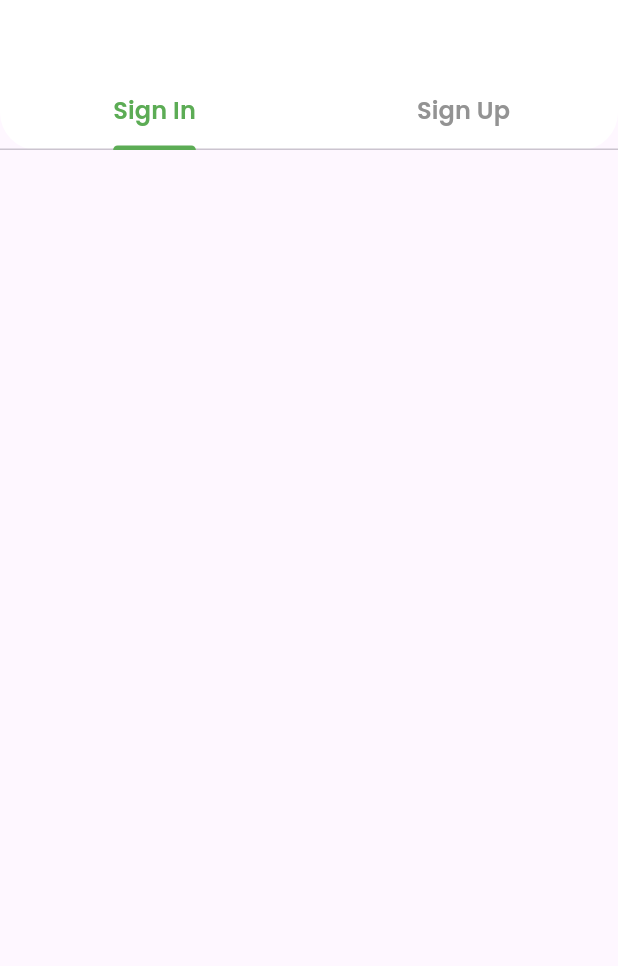
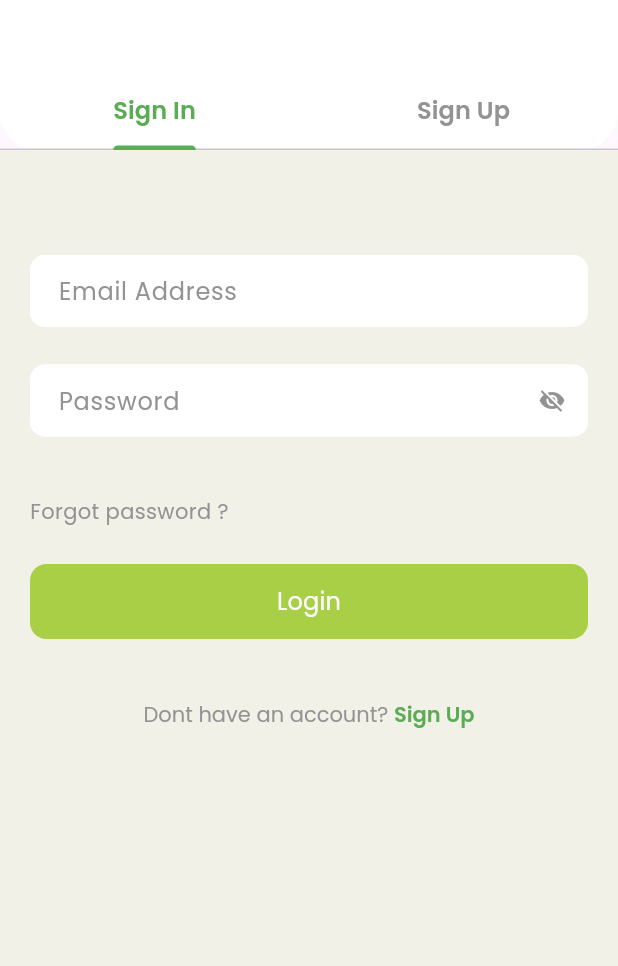
Before and after one commit to AshnaEP/ashna-tezda, a Flutter app: the screen it shows after launch, on a phone screen of 412 x 824 dp, the part 270-1236 px from its top. Run offline on Flutter 3.47's test engine with Material 3 defaults, Android fonts, the phone set to English and light mode, and no system bars; our stand-ins replace flutter_rating_bar.

Commit message:
created sign in screen

```diff
--- a/lib/feature/auth/sign_in_screen.dart
+++ b/lib/feature/auth/sign_in_screen.dart
@@ -1,4 +1,9 @@
 import 'package:flutter/material.dart';
+import 'package:task/styles/colors.dart';
+
+import '../../styles/text_styles.dart';
+import '../widget/common_button.dart';
+import '../widget/text_field.dart';
 
 class SignInScreen extends StatefulWidget {
   const SignInScreen({super.key});
@@ -8,10 +13,136 @@ class SignInScreen extends StatefulWidget {
 }
 
 class _SignInScreenState extends State<SignInScreen> {
+
+  bool _isHidden = true;
+
+  void _toggleVisibility() {
+    setState(() {
+      _isHidden = !_isHidden;
+    });
+  }
+
+  final emailController = TextEditingController();
+  final passwordController = TextEditingController();
+  String passErrorMessage = "";
+
+  bool validatePassword(String value) {
+    if (!(value.isNotEmpty)) {
+      setState(() {
+        passErrorMessage = "Password can't be empty";
+      });
+      return false;
+    } else {
+      setState(() {
+        passErrorMessage = "";
+      });
+      return true;
+    }
+  }
+
+  String emailErrorMessage = "";
+
+  bool validateEmail(String value) {
+    if (!(value.isNotEmpty)) {
+      setState(() {
+        emailErrorMessage = "Email can't be empty";
+      });
+      return false;
+    } else {
+      setState(() {
+        emailErrorMessage = "";
+      });
+      return true;
+    }
+  }
+
+  void onLogin() async{}
+
   @override
   Widget build(BuildContext context) {
     return SafeArea(
-        child: Scaffold()
+        child: Scaffold(
+          backgroundColor: backGroundColor,
+          body: SingleChildScrollView(
+            child: Column(
+              children: [
+                const SizedBox(height: 70),
+                Padding(
+                  padding: EdgeInsets.only(left: 20,right: 20,bottom: 20),
+                  child: Column(
+                    children: [
+                      textFiled(setState, 'Email Address',emailController,emailErrorMessage),
+                      const SizedBox(height: 5),
+                      buildTextField("Password"),
+                      const SizedBox(height: 20),
+                      Row(
+                        mainAxisAlignment: MainAxisAlignment.start,
+                        children: [
+                          Text('Forgot password ?',
+                              style: forgotPasswordTextStyle
+                          ),
+                        ],
+                      ),
+                      const SizedBox(height: 25),
+                      commonButton(context, 'Login',onLogin),
+                      const SizedBox(height: 40),
+                      RichText(
+                          text: TextSpan(
+                              text: 'Don' 't have an account? ',
+                              style: forgotPasswordTextStyle,
+                              children: <TextSpan>[
+                                TextSpan(
+                                  text: 'Sign Up',
+                                  style: signUpOptionTextStyle,
+                                )
+                              ])),
+                    ],
+                  ),
+                ),
+
+              ],
+            ),
+          ),
+        )
+    );
+  }
+
+  Widget buildTextField(String hintText) {
+    return TextField(
+      controller: passwordController,
+      style: textFieldInputStyle,
+      cursorColor: hintColor,
+      onChanged: (_) => setState(() {}),
+      decoration: InputDecoration(
+        contentPadding: const EdgeInsets.only(left: 15,bottom: 2,top: 2),
+        fillColor: whiteColor,
+        filled: true,
+        isDense: true,
+        hintText: hintText,
+        errorText: passwordController.text == '' ? passErrorMessage : '',
+        hintStyle: hintTextStyle,
+        enabledBorder: OutlineInputBorder(
+          borderRadius: BorderRadius.circular(10),
+          borderSide: const BorderSide(color: whiteColor),
+        ),
+        focusedBorder: OutlineInputBorder(
+          borderRadius: BorderRadius.circular(10),
+          borderSide: const BorderSide(color: whiteColor),
+        ),
+        errorBorder: OutlineInputBorder(
+          borderRadius: BorderRadius.circular(10),
+          borderSide: const BorderSide(color: whiteColor),
+        ),
+        focusedErrorBorder: OutlineInputBorder(
+          borderRadius: BorderRadius.circular(10),
+          borderSide: const BorderSide(color: whiteColor),
+        ),
+        suffixIcon: hintText == "Password" ? IconButton(
+          onPressed: _toggleVisibility,
+          icon: _isHidden ? const Icon(Icons.visibility_off,color: hintColor) : const Icon(Icons.visibility,color: hintColor),
+        ) : null,
+      ),
+      obscureText: hintText == "Password" ? _isHidden : false,
     );
   }
 }
--- a/lib/feature/auth/sing_in_tab.dart
+++ b/lib/feature/auth/sing_in_tab.dart
@@ -57,7 +57,7 @@ class _SignInTabState extends State<SignInTab> {
                 ),
               ),
             ),
-            body: TabBarView(
+            body: const TabBarView(
             children: [
                SignInScreen(),
                SignInScreen(),
--- /dev/null
+++ b/lib/feature/widget/common_button.dart
@@ -0,0 +1,23 @@
+import 'package:flutter/material.dart';
+
+import '../../styles/colors.dart';
+import '../../styles/text_styles.dart';
+
+Widget commonButton(BuildContext context, String btnText,Function callbackAction) {
+  return Container(
+    width: double.infinity,
+    height: 50,
+    child: TextButton(
+      onPressed: ()  => callbackAction(),
+      child: Padding(
+        padding: const EdgeInsets.all(2),
+        child:Text(
+            btnText,style: buttonTextStyle),
+      ),
+      style: TextButton.styleFrom(
+        foregroundColor: Colors.white, shape: RoundedRectangleBorder(borderRadius: BorderRadius.circular(11)),
+        backgroundColor: greenButtonColor,
+      ),
+    ),
+  );
+}
--- /dev/null
+++ b/lib/feature/widget/text_field.dart
@@ -0,0 +1,36 @@
+import 'package:flutter/material.dart';
+
+import '../../styles/colors.dart';
+import '../../styles/text_styles.dart';
+Widget textFiled(StateSetter setState,String hintText,TextEditingController controller,String errorText){
+  return TextField(
+    style: textFieldInputStyle,
+    controller: controller,
+    cursorColor: hintColor,
+    onChanged: (_) => setState((){}),
+    decoration: InputDecoration(
+      contentPadding: const EdgeInsets.only(left: 15,top: 2,bottom: 2),
+      fillColor: whiteColor,
+      filled: true,
+      hintText: hintText,
+      hintStyle: hintTextStyle,
+      errorText: controller.text == '' ? errorText : '',
+      enabledBorder: OutlineInputBorder(
+        borderRadius: BorderRadius.circular(10),
+        borderSide: const BorderSide(color: whiteColor),
+      ),
+      focusedBorder: OutlineInputBorder(
+        borderRadius: BorderRadius.circular(10),
+        borderSide: const BorderSide(color: whiteColor),
+      ),
+      errorBorder: OutlineInputBorder(
+        borderRadius: BorderRadius.circular(10),
+        borderSide: const BorderSide(color: whiteColor),
+      ),
+      focusedErrorBorder: OutlineInputBorder(
+        borderRadius: BorderRadius.circular(10),
+        borderSide: const BorderSide(color: whiteColor),
+      ),
+    ),
+  );
+}
--- a/lib/styles/text_styles.dart
+++ b/lib/styles/text_styles.dart
@@ -54,3 +54,33 @@ TextStyle signUpTextStyle = const TextStyle(
   fontFamily: _secondaryFont,
   fontSize: 16,
 );
+
+TextStyle buttonTextStyle = const TextStyle(
+  fontFamily: _primaryFont,
+  color: whiteColor,
+  fontSize: 16,
+);
+
+TextStyle hintTextStyle = const TextStyle(
+  fontFamily: _primaryFont,
+  fontSize: 16,
+  color: hintColor,
+);
+
+TextStyle textFieldInputStyle = const TextStyle(
+  fontFamily: _primaryFont,
+  color: blackColor,
+  fontSize: 16,
+);
+
+TextStyle forgotPasswordTextStyle = const TextStyle(
+  fontFamily: _primaryFont,
+  fontSize: 14,
+  color: hintColor,
+);
+
+TextStyle signUpOptionTextStyle = const TextStyle(
+  fontFamily: _secondaryFont,
+  fontSize: 14,
+  color: greenTextColor,
+);
```
